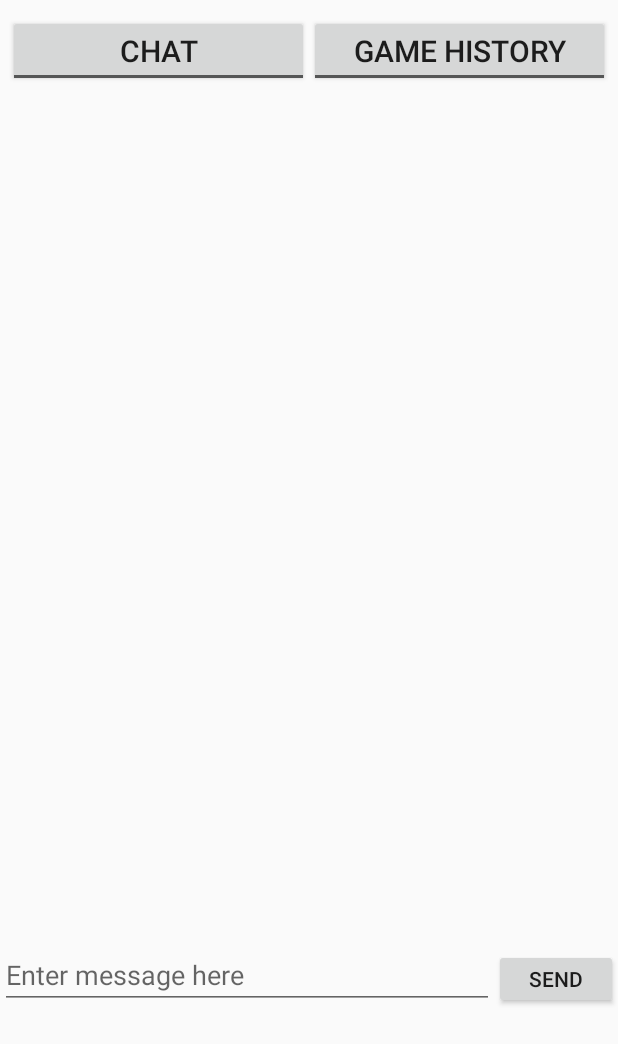
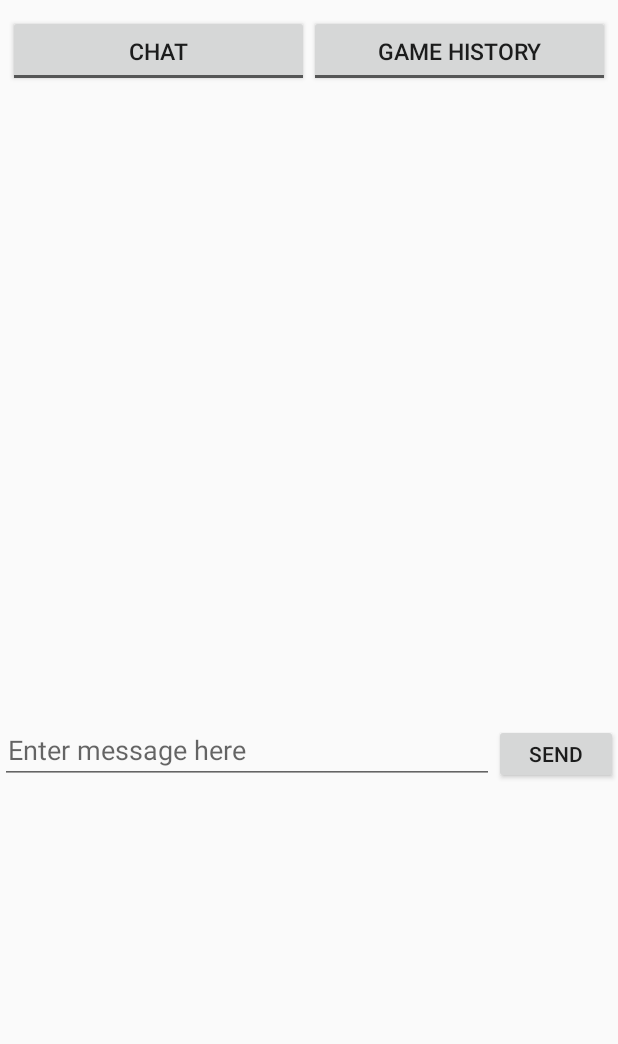
Before and after one commit to tjbow/340_software_design_and_testing, an Android app: the layout fragment_chat_game_history.xml on its own in the app's theme, with its tools: preview values and no code run, on a phone screen of 412 x 824 dp. Shown: the top 1044 px of the screen. Run offline under Robolectric (Android 15) with nearby library versions, the phone set to English and light mode, and no system bars.

Commit message:
updated chat_gamehistory to default to chat, not show send message views on game history, be a little smaller to accomodate phones, and can be brought up by clicking player info again

```diff
--- a/app/src/main/java/com/group4/tickettoride/Game/GameFragments/Chat_GameHistoryFragment.java
+++ b/app/src/main/java/com/group4/tickettoride/Game/GameFragments/Chat_GameHistoryFragment.java
@@ -113,6 +113,8 @@ public class Chat_GameHistoryFragment extends DialogFragment {
                  {
                      gameHistoryButton.setChecked(false);
                      presenter.chatSelected();
+                     sendButton.setVisibility(View.VISIBLE);
+                     messageToSendText.setVisibility(View.VISIBLE);
                  }
             }
         });
@@ -124,10 +126,12 @@ public class Chat_GameHistoryFragment extends DialogFragment {
                 {
                     chatButton.setChecked(false);
                     presenter.gameHistorySelected();
+                    sendButton.setVisibility(View.INVISIBLE);
+                    messageToSendText.setVisibility(View.INVISIBLE);
                 }
             }
         });
-        gameHistoryButton.setChecked(true);
+        chatButton.setChecked(true);
 
 
         AlertDialog.Builder dialogBuilder = new AlertDialog.Builder(getActivity());
--- a/app/src/main/java/com/group4/tickettoride/Game/GameFragments/PlayerInfoFragment.java
+++ b/app/src/main/java/com/group4/tickettoride/Game/GameFragments/PlayerInfoFragment.java
@@ -118,7 +118,7 @@ public class PlayerInfoFragment extends Fragment implements IPlayerInfoFragment{
         layout.setOnClickListener(new View.OnClickListener() {
             @Override
             public void onClick(View v) {
-                showEndGameDialog();
+                showChatDialog();
             }
         });
 
--- a/app/src/main/res/layout/fragment_chat_game_history.xml
+++ b/app/src/main/res/layout/fragment_chat_game_history.xml
@@ -21,7 +21,7 @@
             android:layout_marginLeft="5dp"
             android:layout_marginTop="10dp"
             android:layout_marginBottom="10dp"
-            android:textSize="20sp"/>
+            android:textSize="15sp"/>
 
         <ToggleButton
             android:id="@+id/game_history_button"
@@ -33,14 +33,14 @@
             android:layout_marginRight="5dp"
             android:layout_marginTop="10dp"
             android:layout_marginBottom="10dp"
-            android:textSize="20sp"/>
+            android:textSize="15sp"/>
 
     </LinearLayout>
 
     <android.support.v7.widget.RecyclerView
         android:id="@+id/message_list"
         android:layout_width="match_parent"
-        android:layout_height="550dp"
+        android:layout_height="400dp"
         android:layout_margin="7dp"
         >
     </android.support.v7.widget.RecyclerView>
@@ -56,6 +56,7 @@
             android:layout_width="0dp"
             android:layout_height="match_parent"
             android:layout_weight="0.8"
+            android:paddingLeft="5dp"
             android:hint="@string/message_hint"
             android:imeOptions="actionSend"/>
 
```
Also changed, not shown: app/src/main/java/com/group4/tickettoride/Game/GameFragments/EndGamePresenter.java (+4 -4 lines).
